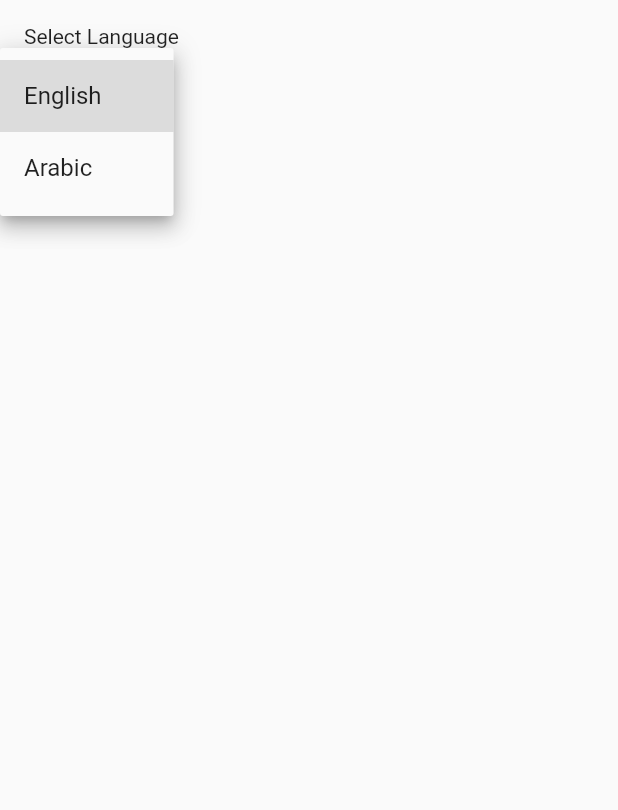
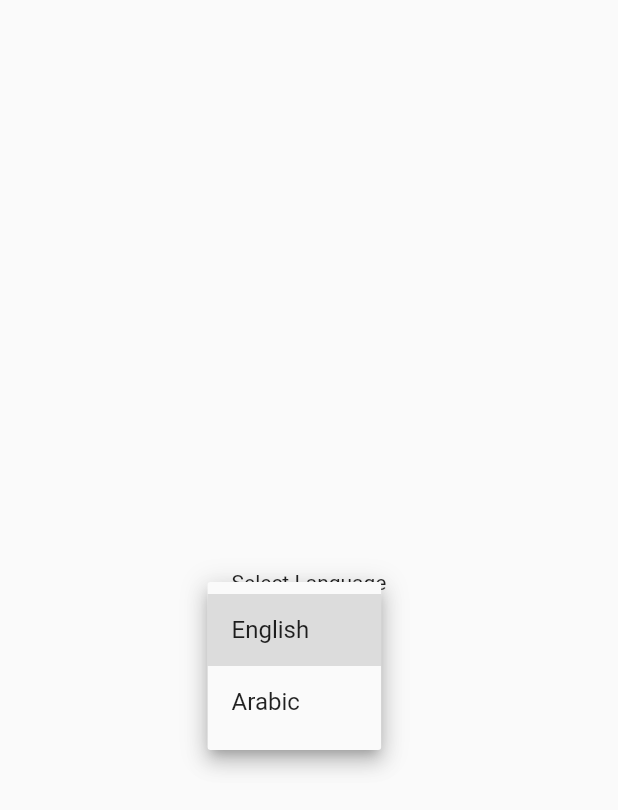
Before and after one commit to daniawaffle/myWallet, a Flutter app: the LanguageBottomSheet widget shown alone on an empty page, opened directly, after a tap on "English", on a phone screen of 412 x 824 dp. Shown: the top 810 px of the screen. Run offline on Flutter 3.47's test engine with Material 2 defaults, Android fonts, the phone set to English and light mode, and no system bars; our stand-ins replace hive, hive_flutter, pie_chart; accounts and stored records are empty.

Commit message:
got rid of the warnings

```diff
--- a/lib/screens/settings/settings_screen.dart
+++ b/lib/screens/settings/settings_screen.dart
@@ -111,7 +111,8 @@ class _ThemeModeBottomSheetState extends State<ThemeModeBottomSheet> {
                 settingsBox.put("appColorTheme", value);
                 widget.expensesBloc.appColorTheme = value;
                 widget.expensesBloc.colorStreamController.sink.add(value);
-                Navigator.pop(context);
+                // Navigator.pop(context);
+                if (context.mounted) Navigator.of(context).pop();
                 setState(() {});
               },
             );
@@ -153,9 +154,11 @@ class _LanguageBottomSheetState extends State<LanguageBottomSheet> {
         child: Text("Loading..."),
       );
     } else {
-      return Container(
+      return Center(
+        child: Container(
           padding: const EdgeInsets.all(16.0),
           child: Column(
+            mainAxisAlignment: MainAxisAlignment.center,
             crossAxisAlignment: CrossAxisAlignment.start,
             children: [
               const Text('Select Language'),
@@ -165,8 +168,8 @@ class _LanguageBottomSheetState extends State<LanguageBottomSheet> {
                   savedLanguageValue = value;
                   Box<String> settingsBox = await bloc.settingsBox;
                   settingsBox.put("appLanguage", value!);
-
-                Navigator.pop(context);
+                  if (context.mounted) Navigator.of(context).pop();
+                  // Navigator.pop(context);
                   setState(() {});
                 },
                 items: languageList.map<DropdownMenuItem<String>>(
@@ -180,6 +183,7 @@ class _LanguageBottomSheetState extends State<LanguageBottomSheet> {
               ),
             ],
           ),
+        ),
       );
     }
   }
```
Lines whose indentation alone changed are shown as unchanged.
